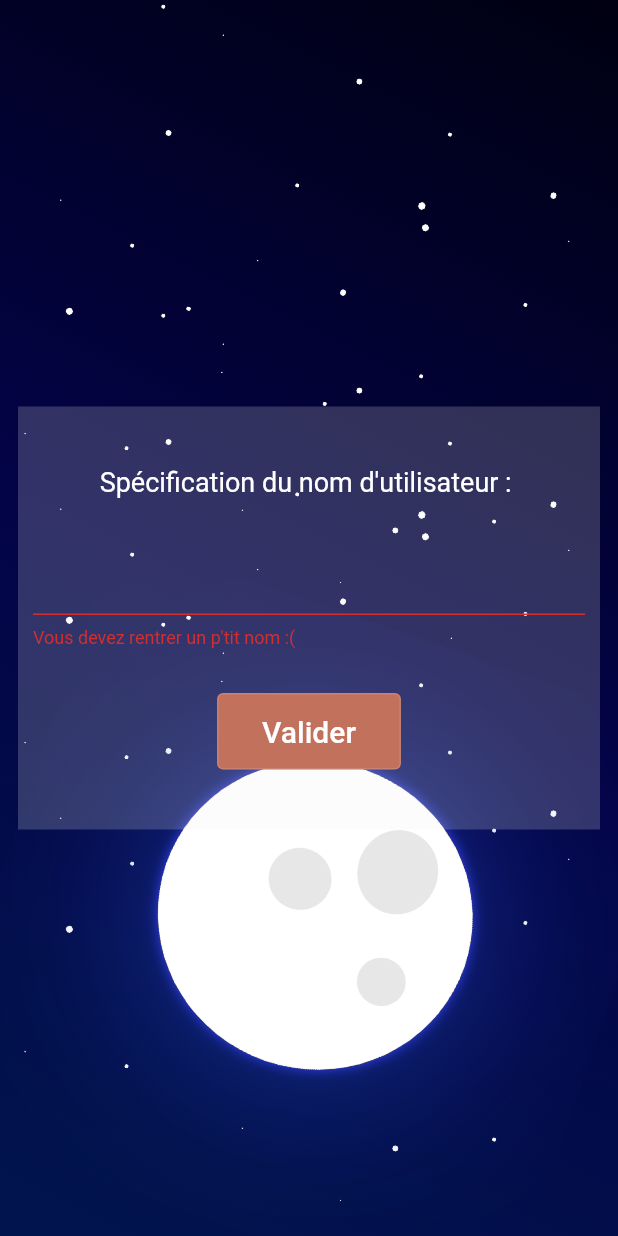
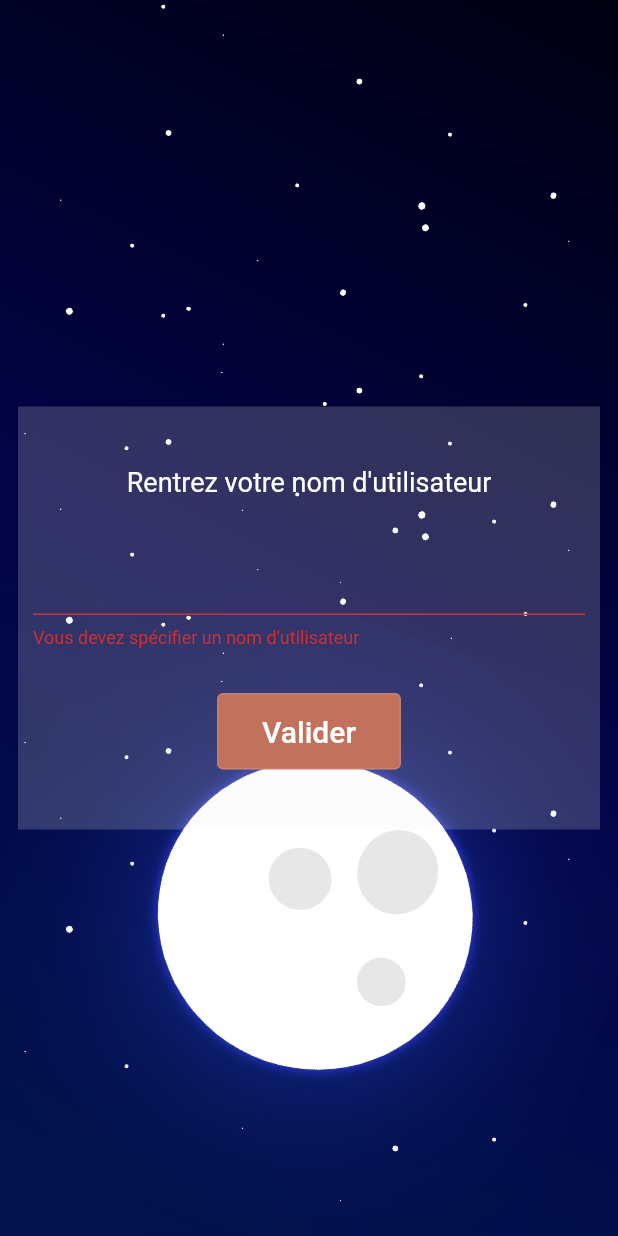
Before and after one commit to Elymne/erevho, a Flutter app: the UserInitialisationPage screen opened directly, after a tap on "Valider", on a phone screen of 412 x 824 dp. Run offline on Flutter 3.47's test engine with Material 2 defaults, Android fonts, the phone set to English and light mode, and no system bars; our stand-ins replace flutter_riverpod, freezed_annotation, google_fonts, objectbox; generated files the repository leaves out were written again; Roboto replaces fonts that are missing (Georgia, Hind).

Commit message:
feat : add text for init screen page

```diff
--- a/lib/features/main/application/pages/user_initialisation/user_initialisation_controller.dart
+++ b/lib/features/main/application/pages/user_initialisation/user_initialisation_controller.dart
@@ -1,14 +1,16 @@
 import 'package:erevho/core/controller.dart';
+import 'package:erevho/core/l10n/tools/app_localisation_tools.dart';
 import 'package:erevho/features/main/application/pages/home/home_page.dart';
+import 'package:erevho/features/main/domain/usecases/user_data/create_new_user_data_usecase.dart';
 import 'package:flutter/material.dart';
 import 'package:flutter_riverpod/flutter_riverpod.dart';
-import '../../../domain/usecases/user_data/create_new_user_data_usecase.dart';
 
 final userInitialisationControllerProvider = Provider((ref) => UserInitialisationController(ref));
 
 class UserInitialisationController extends Controller {
-  // Usecases injecteds.
-  late final createNewUserParamsUsecase = ref.read(createNewUserParamsUsecaseProvider);
+  // Injections.
+  late final AppLocalisationTools ap = ref.read(appLocalisationToolsProvider);
+  late final CreateNewUserParamsUsecase createNewUserParamsUsecase = ref.read(createNewUserParamsUsecaseProvider);
 
   // State values for view.
   final viewVisibilityProvider = StateProvider((ref) => false);
@@ -21,7 +23,7 @@ class UserInitialisationController extends Controller {
 
   String? validateNameTextfield(String? value) {
     if (value == null || value.isEmpty) {
-      return 'Vous devez rentrer un p\'tit nom :(';
+      return ap.current.name_textfield_warning;
     }
     nameText = value;
     return null;
@@ -42,7 +44,7 @@ class UserInitialisationController extends Controller {
         }
       } catch (e) {
         ScaffoldMessenger.of(context).showSnackBar(
-          const SnackBar(content: Text('Une erreur est survenue lors de la création du profil')),
+          SnackBar(content: Text(ap.current.user_init_snackbar_error)),
         );
       }
     }
--- a/lib/features/main/application/pages/user_initialisation/user_initialisation_page.dart
+++ b/lib/features/main/application/pages/user_initialisation/user_initialisation_page.dart
@@ -1,3 +1,4 @@
+import 'package:erevho/core/l10n/tools/app_localisation_tools.dart';
 import 'package:erevho/core/themes/colors.dart';
 import 'package:erevho/features/main/application/pages/user_initialisation/user_initialisation_controller.dart';
 import 'package:erevho/features/main/application/widgets/background_animations/moon_and_star_background.dart';
@@ -13,12 +14,12 @@ class UserInitialisationPage extends ConsumerStatefulWidget {
 }
 
 class UserInitialisationState extends ConsumerState<UserInitialisationPage> {
-  late final UserInitialisationController controller;
+  late final UserInitialisationController controller = ref.read(userInitialisationControllerProvider);
+  late final AppLocalisationTools ap = ref.read(appLocalisationToolsProvider);
 
   @override
   void initState() {
     super.initState();
-    controller = ref.read(userInitialisationControllerProvider);
     WidgetsBinding.instance.addPostFrameCallback((_) {
       ref.read(controller.viewVisibilityProvider.notifier).state = true;
     });
@@ -27,7 +28,6 @@ class UserInitialisationState extends ConsumerState<UserInitialisationPage> {
   @override
   Widget build(BuildContext context) {
     final viewVisibility = ref.watch(controller.viewVisibilityProvider);
-
     return SafeArea(
       child: Scaffold(
         backgroundColor: nightGreyDarker,
@@ -50,7 +50,7 @@ class UserInitialisationState extends ConsumerState<UserInitialisationPage> {
                       child: Column(
                         children: [
                           const SizedBox(height: 30),
-                          const Text('Spécification du nom d\'utilisateur : '),
+                          Text(ap.current.name_textfield_label),
                           const SizedBox(height: 30),
                           TextFormField(
                             validator: (value) => controller.validateNameTextfield(value),
```
Also changed, not shown: lib/core/l10n/app_en.arb (+7 -1 lines), lib/core/l10n/app_fr.arb (+16 -10 lines).
